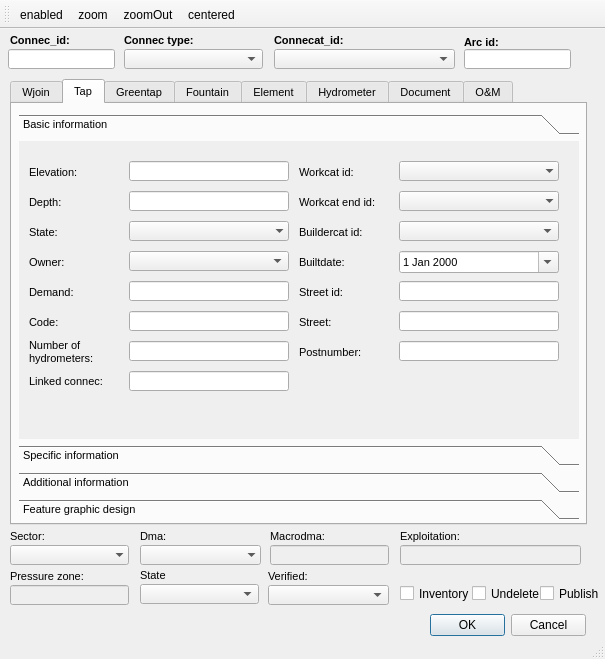
Before: the Qt Designer form ui/ws_man_connec.ui in Giswater/giswater_qgis_plugin, drawn with Qt 5.
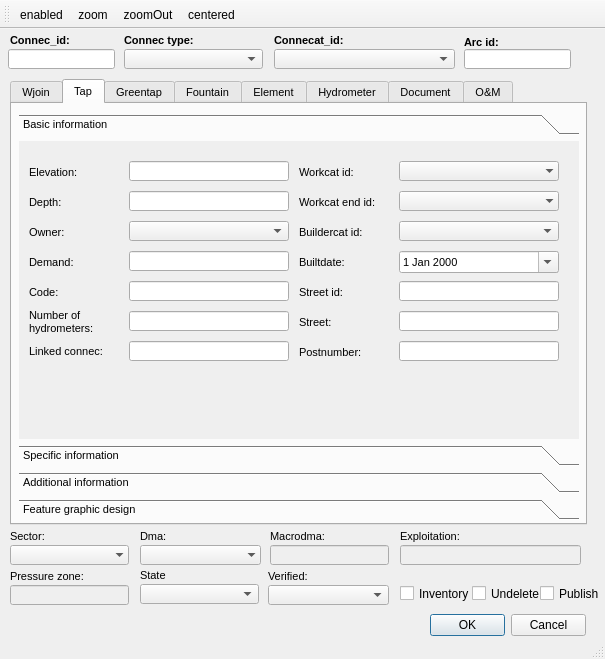
After: the same form once the commit is applied. The open tabs and pages were chosen to show the change. Icons and pictures are not drawn.

Commit message: UI-remove state from tabs

The edit to the form file:
```diff
--- a/ui/ws_man_connec.ui
+++ b/ui/ws_man_connec.ui
@@ -2150,8 +2150,8 @@
         <rect>
          <x>0</x>
          <y>0</y>
-         <width>98</width>
-         <height>28</height>
+         <width>560</width>
+         <height>298</height>
         </rect>
        </property>
        <attribute name="label">
@@ -2170,42 +2170,6 @@
          <bool>true</bool>
         </property>
        </widget>
-       <widget class="QLabel" name="label_tap_state">
-        <property name="geometry">
-         <rect>
-          <x>10</x>
-          <y>80</y>
-          <width>90</width>
-          <height>22</height>
-         </rect>
-        </property>
-        <property name="font">
-         <font>
-          <pointsize>8</pointsize>
-         </font>
-        </property>
-        <property name="frameShape">
-         <enum>QFrame::NoFrame</enum>
-        </property>
-        <property name="frameShadow">
-         <enum>QFrame::Plain</enum>
-        </property>
-        <property name="text">
-         <string>State:</string>
-        </property>
-        <property name="textFormat">
-         <enum>Qt::AutoText</enum>
-        </property>
-        <property name="scaledContents">
-         <bool>false</bool>
-        </property>
-        <property name="alignment">
-         <set>Qt::AlignLeading|Qt::AlignLeft|Qt::AlignVCenter</set>
-        </property>
-        <property name="margin">
-         <number>3</number>
-        </property>
-       </widget>
        <widget class="QLineEdit" name="tap_elevation">
         <property name="geometry">
          <rect>
@@ -2404,25 +2368,6 @@
          <bool>false</bool>
         </property>
        </widget>
-       <widget class="QComboBox" name="tap_state">
-        <property name="geometry">
-         <rect>
-          <x>110</x>
-          <y>80</y>
-          <width>160</width>
-          <height>20</height>
-         </rect>
-        </property>
-        <property name="autoFillBackground">
-         <bool>true</bool>
-        </property>
-        <property name="maxVisibleItems">
-         <number>8</number>
-        </property>
-        <property name="frame">
-         <bool>false</bool>
-        </property>
-       </widget>
        <widget class="QLabel" name="label_tap_workcat_id">
         <property name="geometry">
          <rect>
@@ -2687,7 +2632,7 @@
         <property name="geometry">
          <rect>
           <x>10</x>
-          <y>170</y>
+          <y>140</y>
           <width>90</width>
           <height>22</height>
          </rect>
@@ -2723,7 +2668,7 @@
         <property name="geometry">
          <rect>
           <x>10</x>
-          <y>140</y>
+          <y>110</y>
           <width>90</width>
           <height>22</height>
          </rect>
@@ -2759,7 +2704,7 @@
         <property name="geometry">
          <rect>
           <x>10</x>
-          <y>195</y>
+          <y>165</y>
           <width>90</width>
           <height>31</height>
          </rect>
@@ -2798,7 +2743,7 @@
         <property name="geometry">
          <rect>
           <x>110</x>
-          <y>110</y>
+          <y>80</y>
           <width>160</width>
           <height>20</height>
          </rect>
@@ -2808,7 +2753,7 @@
         <property name="geometry">
          <rect>
           <x>10</x>
-          <y>110</y>
+          <y>80</y>
           <width>90</width>
           <height>22</height>
          </rect>
@@ -2844,7 +2789,7 @@
         <property name="geometry">
          <rect>
           <x>110</x>
-          <y>140</y>
+          <y>110</y>
           <width>160</width>
           <height>20</height>
          </rect>
@@ -2862,7 +2807,7 @@
         <property name="geometry">
          <rect>
           <x>110</x>
-          <y>200</y>
+          <y>170</y>
           <width>160</width>
           <height>20</height>
          </rect>
@@ -2880,7 +2825,7 @@
         <property name="geometry">
          <rect>
           <x>110</x>
-          <y>170</y>
+          <y>140</y>
           <width>160</width>
           <height>20</height>
          </rect>
@@ -2898,7 +2843,7 @@
         <property name="geometry">
          <rect>
           <x>10</x>
-          <y>230</y>
+          <y>200</y>
           <width>96</width>
           <height>21</height>
          </rect>
@@ -2937,7 +2882,7 @@
         <property name="geometry">
          <rect>
           <x>110</x>
-          <y>230</y>
+          <y>200</y>
           <width>160</width>
           <height>20</height>
          </rect>
```
Left out of the diff: 254 changed lines with no effect on the pictures. The commit also changes 4 other files.
